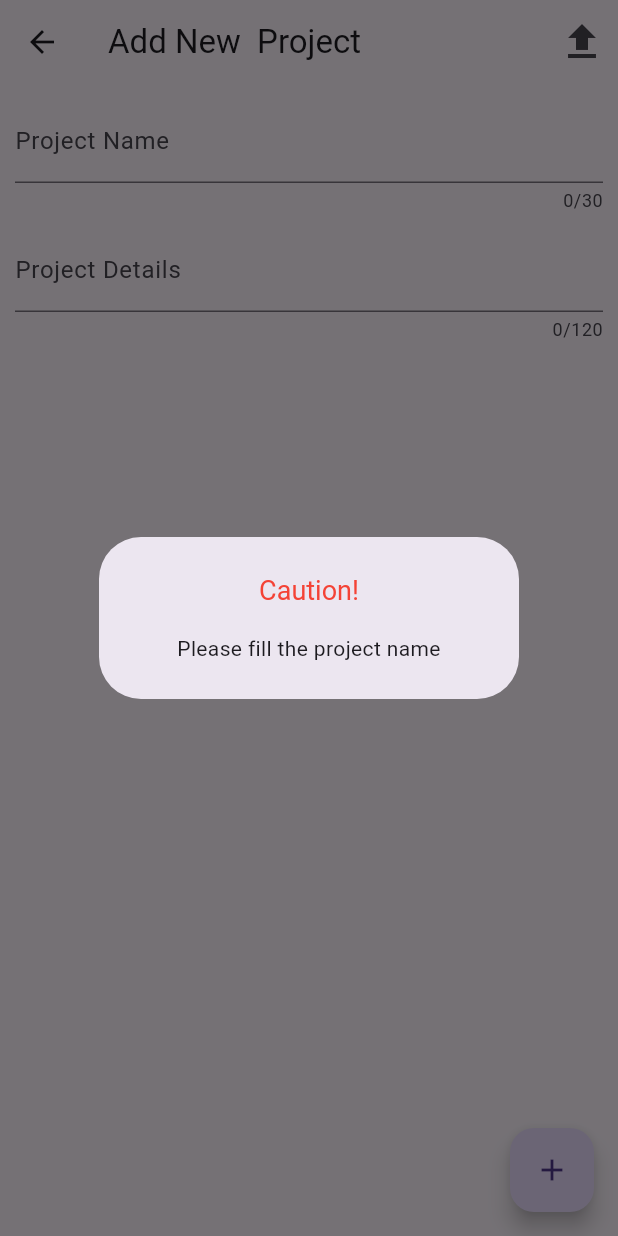
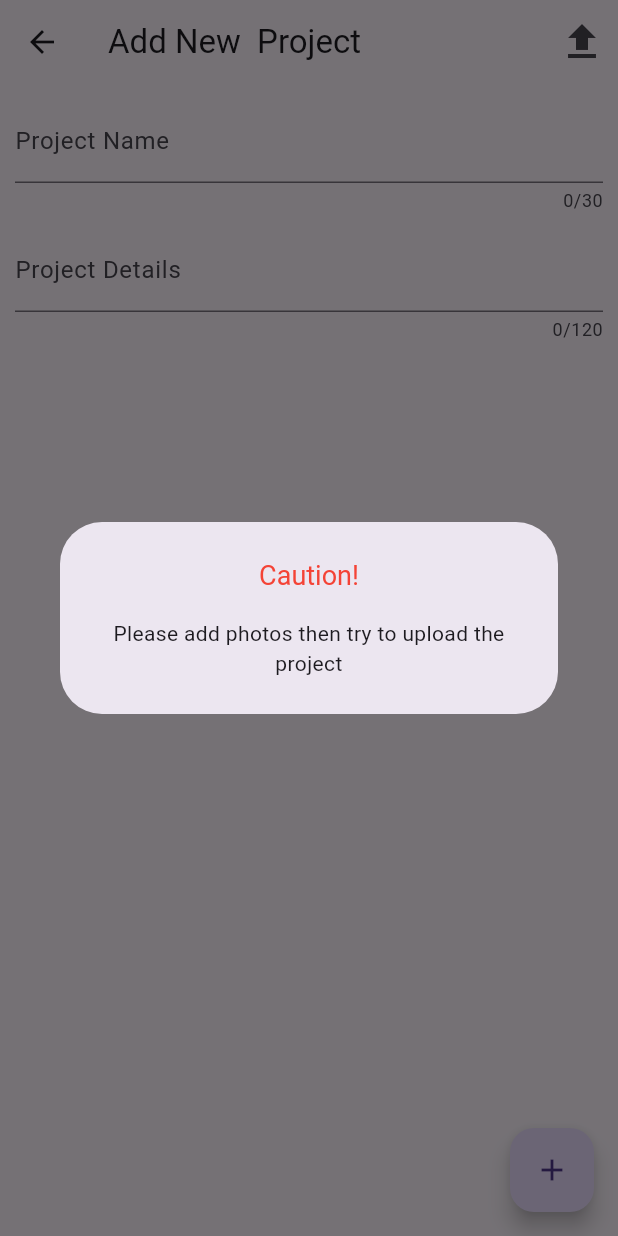
Before and after one commit to AbdulrahmanAlsafweh/fixpert, a Flutter app: the AddNewWorkerProject screen opened directly with empty values, after a tap on the "upload" icon, on a phone screen of 412 x 824 dp. Run offline on Flutter 3.47's test engine with Material 3 defaults, Android fonts, the phone set to English and light mode, and no system bars; our stand-ins replace flutter_map, flutter_slider_drawer, image_picker, loading_animation_widget, shared_preferences; missing offline and left inert: flutter_osm_interface, flutter_osm_plugin; accounts and stored records are empty; network calls fail.

Commit message:
adding some features to the add new prject

```diff
--- a/lib/addNewWorkerProject.dart
+++ b/lib/addNewWorkerProject.dart
@@ -14,6 +14,7 @@ class AddNewWorkerProject extends StatefulWidget {
 
 class _AddNewWorkerProjectState extends State<AddNewWorkerProject> {
   List<XFile>? _imageFiles = []; // List to store selected images
+  bool loading=false;
   TextEditingController projectNameController= TextEditingController();
   TextEditingController projectDetailsController=TextEditingController();
   Future<void> _selectImages() async {
@@ -44,12 +45,13 @@ class _AddNewWorkerProjectState extends State<AddNewWorkerProject> {
       String project_name=projectNameController.text.trim();
       String project_details=projectDetailsController.text.trim();
 
-      if (project_name.isNotEmpty && project_details.isNotEmpty) {
+      if (project_name.isNotEmpty ) {
         // Encode parameters
         String encodedProjectName = Uri.encodeComponent(project_name);
         String encodedProjectDetails = Uri.encodeComponent(project_details);
 
         var url = Uri.parse("https://switch.unotelecom.com/fixpert/addNewWorkerProject.php?worker_id=${widget.worker_id}&project_name=$encodedProjectName");
+        print(url);
         // Check if project details is not empty and add it to the URL if not
         if (encodedProjectDetails.isNotEmpty) {
           url = Uri.parse("$url&project_details=$encodedProjectDetails");
@@ -80,10 +82,18 @@ class _AddNewWorkerProjectState extends State<AddNewWorkerProject> {
       if (response.statusCode == 200) {
         // Request successful
         print('Images uploaded successfully');
+        ScaffoldMessenger.of(context).showSnackBar(SnackBar(content: Text("Project added successfully"),backgroundColor: Colors.green,));
+        setState(() {
+          loading=false;
+        });
         print(response.reasonPhrase);
 
       } else {
         // Request failed
+        ScaffoldMessenger.of(context).showSnackBar(SnackBar(content: Text("There is an error,Try again!"),backgroundColor: Colors.red,));
+        setState(() {
+          loading=false;
+        });
         print('Failed to upload images');
       }
       }
@@ -104,7 +114,7 @@ class _AddNewWorkerProjectState extends State<AddNewWorkerProject> {
               showDialog(
                 context: context,
                 builder: (BuildContext context) {
-                  return projectNameController.text.isNotEmpty ? AlertDialog(
+                  return  _imageFiles!.isNotEmpty ? ( projectNameController.text.isNotEmpty ? AlertDialog(
                     title: Text("Upload Project"),
                     content: Text("Do you want to upload the project?"),
                     actions: [
@@ -116,6 +126,9 @@ class _AddNewWorkerProjectState extends State<AddNewWorkerProject> {
                       ),
                       TextButton(
                         onPressed: () {
+                          setState(() {
+                            loading=true;
+                          });
                           _uploadImages(); // Call the method to upload images
                           Navigator.pop(context); // Close the dialog
                         },
@@ -129,6 +142,11 @@ class _AddNewWorkerProjectState extends State<AddNewWorkerProject> {
                     ) ,
                     content: Text("Please fill the project name",textAlign:TextAlign.center),
 
+                  ))
+                  :AlertDialog(
+                    title: Center(child: Text("Caution!",style: TextStyle(color: Colors.red,fontSize: 18),),),
+                    content: Text("Please add photos then try to upload the project",textAlign:TextAlign.center),
+
                   );
                 },
               );
@@ -138,12 +156,14 @@ class _AddNewWorkerProjectState extends State<AddNewWorkerProject> {
         ],
       ),
       floatingActionButton: FloatingActionButton(
+        tooltip: 'select images',
         onPressed: () {
           _selectImages();
         },
         child: Icon(Icons.add),
       ),
-      body:SingleChildScrollView(
+      body:
+      SingleChildScrollView(
         child: Column(
           crossAxisAlignment: CrossAxisAlignment.stretch,
           children: <Widget>[
@@ -242,6 +262,11 @@ class _AddNewWorkerProjectState extends State<AddNewWorkerProject> {
                   ),
                 ],
               ),
+            loading?
+                Center(
+                  child:CircularProgressIndicator() ,
+                )
+            :SizedBox(height: 0,),
             // if (_imageFiles != null && _imageFiles!.isNotEmpty)
             //   Expanded(
             //     child: ListView.builder(
--- a/lib/home.dart
+++ b/lib/home.dart
@@ -2,7 +2,6 @@ import 'package:flutter/material.dart';
 import 'login.dart';
 import 'package:testing/ChooseTheAccountType.dart';
 import 'signup.dart';
-import 'getUsers.dart';
 import 'getServices.dart';
 import 'customerProfile.dart';
 import 'profile.dart';
```
Also changed, not shown: lib/addUser.dart (deleted, +0 -38 lines), lib/editWorkerProfile.dart (+21 -1 lines), lib/getUsers.dart (deleted, +0 -35 lines), lib/homePage.dart (added, +34 -0 lines), lib/main.dart (+0 -10 lines), pubspec.yaml (+6 -3 lines), assets/homeLogo.png (added), lib/firebase_options.dart (deleted), pubspec.lock, 5 other files.
